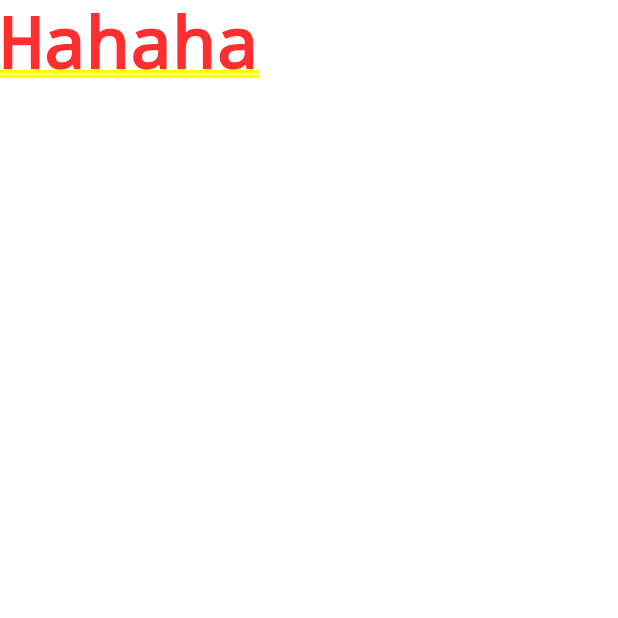
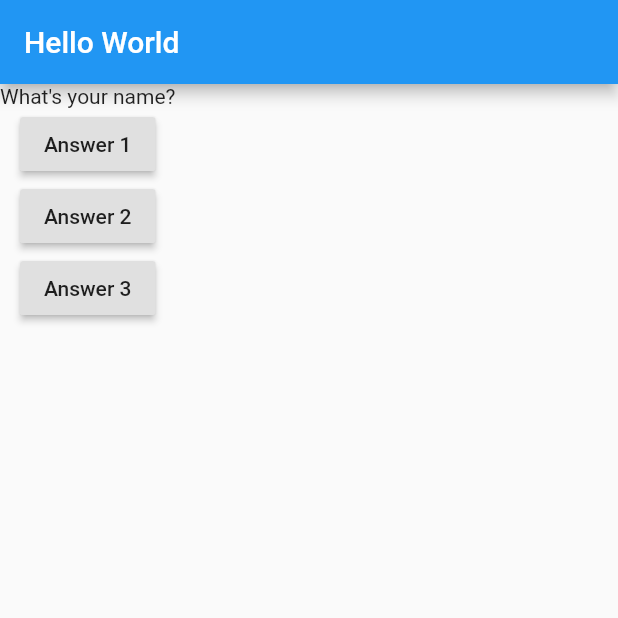
Before and after one commit to EleaFederio/flutter_udemy, a Flutter app: the screen it shows after launch, on a phone screen of 412 x 824 dp, the top half of it. Run offline on Flutter 3.47's test engine with Material 2 defaults, Android fonts, the phone set to English and light mode, and no system bars.

Commit message:
lesson 36

```diff
--- a/lib/main.dart
+++ b/lib/main.dart
@@ -5,7 +5,46 @@ void main(){
 }
 
 class MyApp extends StatelessWidget {
+
+  var questionIndex = 0;
+
+  void answerQuestion(){
+    questionIndex = questionIndex + 1;
+    print(questionIndex);
+    print('Answer Choosen');
+  }
+
   Widget build(BuildContext context){
-    return MaterialApp(home: Text('Hahaha'),);
+
+    var questions = [
+      "What's your name?",
+      "What's your age?",
+      "How old are you?"
+    ];
+
+    return MaterialApp(home:
+      Scaffold(
+        appBar: AppBar(
+          title: Text('Hello World'),
+        ),
+        body: Column(
+          children: <Widget>[
+            Text(questions[questionIndex]),
+            RaisedButton(
+              child: Text('Answer 1'),
+              onPressed: answerQuestion
+            ),
+            RaisedButton(
+              child: Text('Answer 2'),
+              onPressed: () => print('Hahaha')
+            ),
+            RaisedButton(
+              child: Text('Answer 3'),
+              onPressed: answerQuestion
+            )
+          ],
+        ),
+      )
+    );
   }
 }
```
